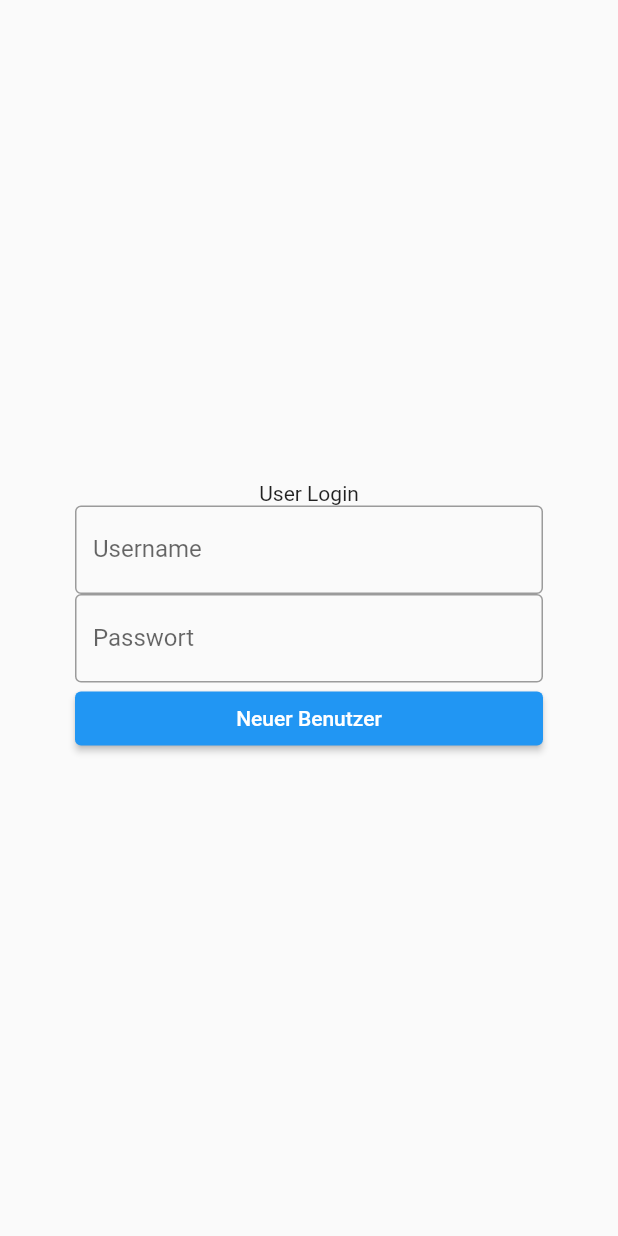
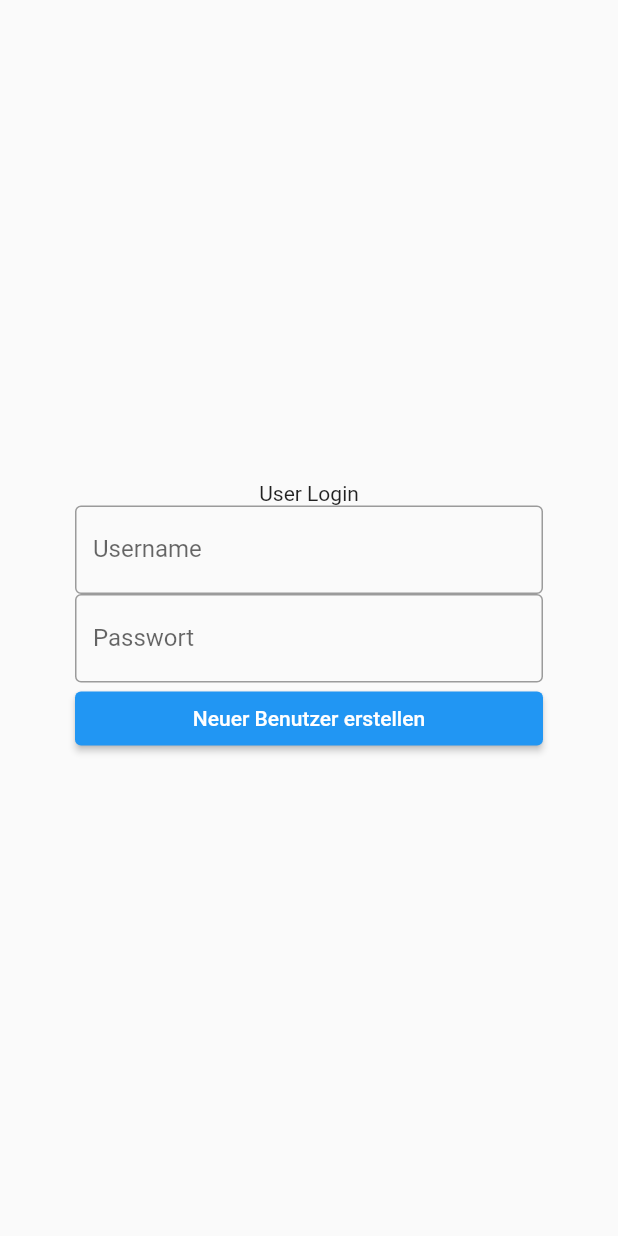
Before and after one commit to AaronLinder/notizapp, a Flutter app: the screen it shows after launch, on a phone screen of 412 x 824 dp. Run offline on Flutter 3.47's test engine with Material 2 defaults, Android fonts, the phone set to English and light mode, and no system bars.

Commit message:
login_failed done

```diff
--- a/lib/login.dart
+++ b/lib/login.dart
@@ -31,7 +31,7 @@ class login extends StatelessWidget {
                       Navigator.pushNamed(context, 'create');
                     },
                     child: Center(
-                      child: Text('Neuer Benutzer'),
+                      child: Text('Neuer Benutzer erstellen'),
                     ))
               ])),
     );
```
Also changed, not shown: lib/login_failed.dart (+13 -14 lines).
